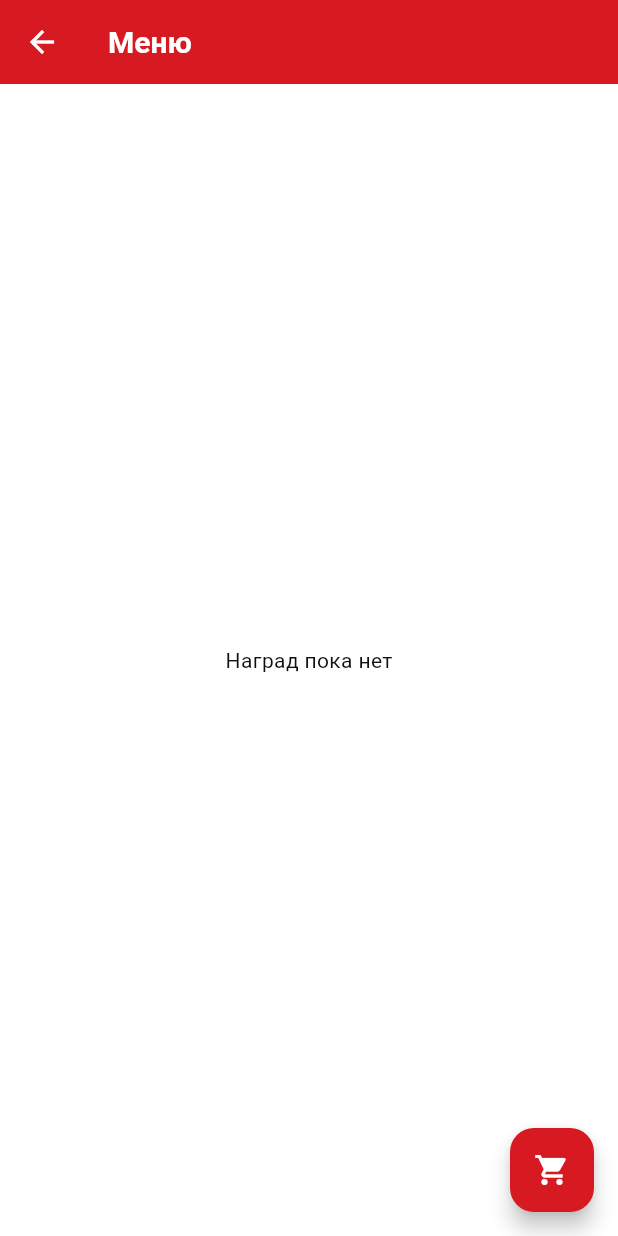
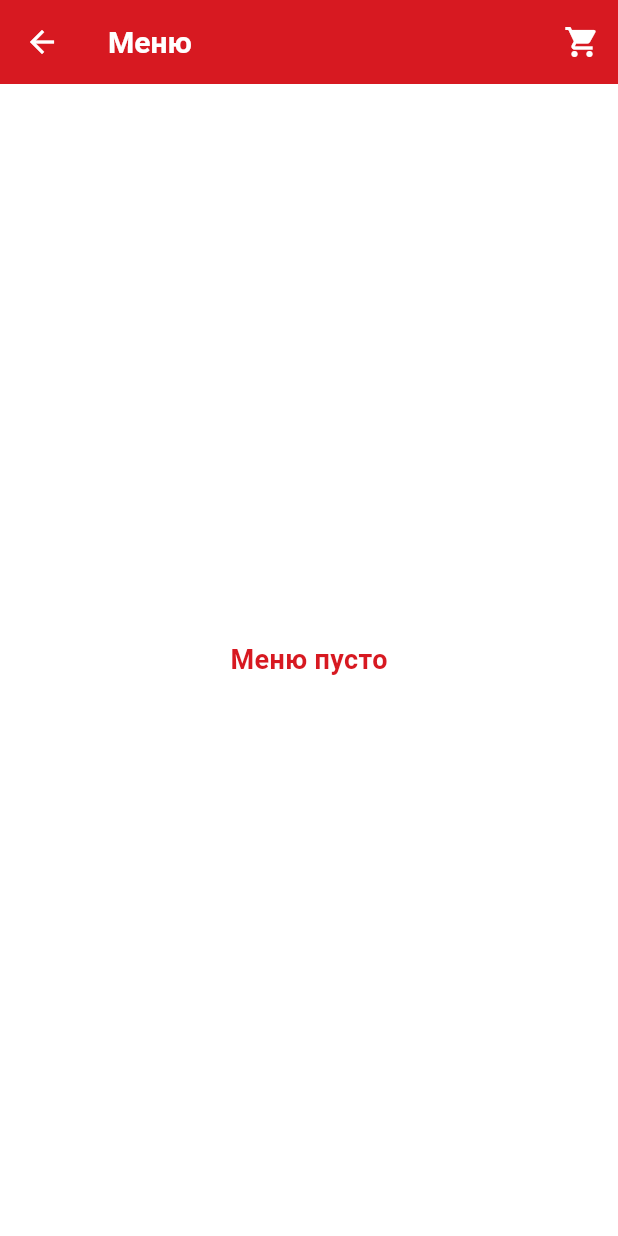
Before and after one commit to Aidarde/DipProject, a Flutter app: the screen it shows once a user with an empty profile is signed in, after a tap on "Смотреть всё меню", on a phone screen of 412 x 824 dp. Run offline on Flutter 3.47's test engine with Material 3 defaults, Android fonts, the phone set to English and light mode, and no system bars; our stand-ins replace cached_network_image, cloud_firestore, firebase_auth, firebase_core, firebase_messaging, flutter_local_notifications and 2 more; accounts and stored records are empty; generated files the repository leaves out were written again; network calls fail.

Commit message:
правка2

```diff
--- a/lib/l10n/intl_ky.arb
+++ b/lib/l10n/intl_ky.arb
@@ -112,5 +112,8 @@
   "save":     "Сактоо",
   "noEmail":  "Email жок",
 
+  "menuEmpty":   "Себет бош",
+  "addToCart":   "себетке кошуу",
+
   "som": "сом"
 }
--- a/lib/l10n/intl_ru.arb
+++ b/lib/l10n/intl_ru.arb
@@ -112,5 +112,8 @@
   "save":     "Сохранить",
   "noEmail":  "Нет адреса почты",
 
+  "menuEmpty":   "Меню пусто",
+  "addToCart":   "В корзину",
+
   "som": "сом"
 }
--- a/lib/providers/user_provider.dart
+++ b/lib/providers/user_provider.dart
@@ -33,6 +33,8 @@ class UserProvider with ChangeNotifier {
       debugPrint('UserProvider.loadUser error: $e\n$st');
     } finally {
       _isLoading = false;
+      Future.microtask(notifyListeners);
+
       notifyListeners();
     }
   }
--- a/lib/screens/login_screen.dart
+++ b/lib/screens/login_screen.dart
@@ -1,7 +1,9 @@
 // lib/screens/login_screen.dart
+
 import 'package:flutter/material.dart';
 import 'package:provider/provider.dart';
 import 'package:firebase_auth/firebase_auth.dart';
+
 import '../services/auth_service.dart';
 import '../providers/user_provider.dart';
 import '../l10n/l10n_ext.dart';
@@ -28,12 +30,15 @@ class _LoginScreenState extends State<LoginScreen> {
       _loading = true;
     });
     try {
-      final user = await AuthService.signInWithEmail(
+      final credential = await AuthService.signInWithEmail(
         _email.text.trim(),
         _pass.text.trim(),
       );
-      if (user != null) {
-        await _openByRole(user.uid);
+      final uid = credential?.user?.uid;
+      if (uid != null) {
+        await _openByRole(uid);
+      } else {
+        setState(() => _err = context.l10n.unexpectedError);
       }
     } on FirebaseAuthException catch (e) {
       setState(() => _err = e.message);
@@ -50,9 +55,12 @@ class _LoginScreenState extends State<LoginScreen> {
       _loading = true;
     });
     try {
-      final user = await AuthService.signInWithGoogle();
-      if (user != null) {
-        await _openByRole(user.uid);
+      final credential = await AuthService.signInWithGoogle();
+      final uid = credential?.user?.uid;
+      if (uid != null) {
+        await _openByRole(uid);
+      } else {
+        setState(() => _err = context.l10n.unexpectedError);
       }
     } catch (e) {
       setState(() => _err = e.toString());
@@ -62,9 +70,9 @@ class _LoginScreenState extends State<LoginScreen> {
   }
 
   Future<void> _openByRole(String uid) async {
-    // загрузим профиль и FCM-токен
+    // Загружаем профиль и FCM-токен
     await context.read<UserProvider>().loadUser(uid);
-    // возвращаемся на корень — AuthWrapper сам выберет Admin или Main
+    // Возвращаемся на корневой маршрут — AuthWrapper сам разберёт роль
     if (!mounted) return;
     Navigator.pushNamedAndRemoveUntil(context, '/', (_) => false);
   }
--- a/lib/screens/menu_screen.dart
+++ b/lib/screens/menu_screen.dart
@@ -1,39 +1,19 @@
 // lib/screens/menu_screen.dart
-import 'package:cached_network_image/cached_network_image.dart';
 import 'package:cloud_firestore/cloud_firestore.dart';
 import 'package:flutter/material.dart';
 import 'package:provider/provider.dart';
 
 import '../providers/cart_provider.dart';
-import '../utils/google_drive_link.dart';
 import '../l10n/l10n_ext.dart';
 import '../theme/app_styles.dart';
 import '../theme/app_colors.dart';
+import '../utils/network_image.dart';
+import '../utils/google_drive_link.dart';
 import 'cart_screen.dart';
 
-class MenuScreen extends StatefulWidget {
+class MenuScreen extends StatelessWidget {
   final String branchName;
   const MenuScreen({Key? key, required this.branchName}) : super(key: key);
-
-  @override
-  State<MenuScreen> createState() => _MenuScreenState();
-}
-
-class _MenuScreenState extends State<MenuScreen> {
-  @override
-  void initState() {
-    super.initState();
-    // Prefetch всех картинок меню (делается один раз)
-    FirebaseFirestore.instance.collection('menu').get().then((snap) {
-      for (var d in snap.docs) {
-        final raw = d['image'] as String? ?? '';
-        final url = raw.toDriveDirect();
-        if (url.startsWith('http')) {
-          precacheImage(CachedNetworkImageProvider(url), context);
-        }
-      }
-    });
-  }
 
   @override
   Widget build(BuildContext context) {
@@ -41,57 +21,78 @@ class _MenuScreenState extends State<MenuScreen> {
 
     return Scaffold(
       appBar: AppBar(
+        backgroundColor: AppColors.red,
         title: Text(context.l10n.menuTitle, style: AppStyles.appBarTitle),
-        backgroundColor: AppColors.red,
+        actions: [
+          IconButton(
+            icon: const Icon(Icons.shopping_cart),
+            onPressed: () {
+              Navigator.push(
+                context,
+                MaterialPageRoute(builder: (_) => const CartScreen()),
+              );
+            },
+          ),
+        ],
       ),
       body: StreamBuilder<QuerySnapshot<Map<String, dynamic>>>(
-        stream: FirebaseFirestore.instance.collection('menu').orderBy('name').snapshots(),
+        stream: FirebaseFirestore.instance
+            .collection('menu')
+            .orderBy('basePrice')
+            .snapshots(),
         builder: (ctx, snap) {
-          if (!snap.hasData) {
+          if (snap.connectionState == ConnectionState.waiting) {
             return const Center(child: CircularProgressIndicator());
           }
-          final docs = snap.data!.docs;
+          if (snap.hasError) {
+            return Center(
+              child: Text(
+                context.l10n.errorLoading('${snap.error}'),
+                style: AppStyles.errorText,
+              ),
+            );
+          }
+
+          final docs = snap.data?.docs ?? [];
           if (docs.isEmpty) {
-            return Center(child: Text(context.l10n.noRewardsYet));
+            return Center(
+              child: Text(context.l10n.menuEmpty, style: AppStyles.cardPrice),
+            );
           }
+
           return ListView.builder(
             padding: const EdgeInsets.all(16),
             itemCount: docs.length,
             itemBuilder: (_, i) {
-              final data = docs[i].data();
-              final name  = data['name'] as String? ?? '';
-              final price = (data['basePrice'] as num?)?.round() ?? 0;
-              final raw   = data['image'] as String? ?? '';
-              final url   = raw.toDriveDirect();
+              final data     = docs[i].data();
+              final name     = data['name']      as String? ?? '-';
+              final rawPrice = data['basePrice'] as num?    ?? 0;
+              final price    = rawPrice.round();
+              final rawImage = data['image']     as String? ?? '';
+              final imageUrl = rawImage.toDriveDirect();
 
-              final pic = raw.startsWith('http')
-                  ? CachedNetworkImage(
-                imageUrl: url,
-                placeholder: (_, __) =>
-                    Image.asset('assets/placeholder.png', width: 56, height: 56, fit: BoxFit.cover),
-                errorWidget: (_, __, ___) =>
-                const Icon(Icons.broken_image, size: 56),
-                width: 56,
-                height: 56,
-                fit: BoxFit.cover,
-              )
-                  : Image.asset(raw, width: 56, height: 56, fit: BoxFit.cover);
-
-              return Card(
-                shape: RoundedRectangleBorder(borderRadius: BorderRadius.circular(16)),
-                elevation: 3,
-                margin: const EdgeInsets.only(bottom: 16),
+              return Container(
+                margin: const EdgeInsets.only(bottom: 12),
+                decoration: BoxDecoration(
+                  color: Theme.of(context).colorScheme.surface,
+                  borderRadius: BorderRadius.circular(12),
+                  boxShadow: [BoxShadow(color: Colors.black.withOpacity(.05), blurRadius: 6)],
+                ),
                 child: ListTile(
-                  contentPadding: const EdgeInsets.all(12),
-                  leading: ClipRRect(borderRadius: BorderRadius.circular(8), child: pic),
+                  contentPadding: const EdgeInsets.symmetric(vertical: 8, horizontal: 16),
+                  leading: ClipRRect(
+                    borderRadius: BorderRadius.circular(8),
+                    child: networkImage(imageUrl, width: 56, height: 56),
+                  ),
                   title: Text(name, style: AppStyles.cardTitle),
                   subtitle: Text('$price ${context.l10n.som}', style: AppStyles.cardPrice),
                   trailing: IconButton(
-                    icon: const Icon(Icons.add_shopping_cart),
+                    icon: const Icon(Icons.add_shopping_cart, color: AppColors.red),
                     onPressed: () {
-                      cart.addItem(name: name, price: price, image: url);
-                      ScaffoldMessenger.of(context)
-                          .showSnackBar(SnackBar(content: Text(context.l10n.addedToCart(name))));
+                      cart.addItem(name: name, price: price, image: imageUrl);
+                      ScaffoldMessenger.of(context).showSnackBar(
+                        SnackBar(content: Text(context.l10n.addedToCart(name))),
+                      );
                     },
                   ),
                 ),
@@ -100,11 +101,6 @@ class _MenuScreenState extends State<MenuScreen> {
           );
         },
       ),
-      floatingActionButton: FloatingActionButton(
-        backgroundColor: AppColors.red,
-        onPressed: () => Navigator.push(context, MaterialPageRoute(builder: (_) => const CartScreen())),
-        child: const Icon(Icons.shopping_cart),
-      ),
     );
   }
 }
--- a/lib/services/auth_service.dart
+++ b/lib/services/auth_service.dart
@@ -1,36 +1,48 @@
 // lib/services/auth_service.dart
+
+import 'package:flutter/foundation.dart';
 import 'package:firebase_auth/firebase_auth.dart';
 import 'package:google_sign_in/google_sign_in.dart';
 
 class AuthService {
-  static FirebaseAuth _auth = FirebaseAuth.instance;
-
-  // Google Sign-In
-  static Future<User?> signInWithGoogle() async {
-    final googleUser = await GoogleSignIn().signIn();
-    if (googleUser == null) return null;
-    final googleAuth = await googleUser.authentication;
-    final cred = GoogleAuthProvider.credential(
-      accessToken: googleAuth.accessToken,
-      idToken: googleAuth.idToken,
-    );
-    return (await _auth.signInWithCredential(cred)).user;
+  /// Войти по email+пароль
+  static Future<UserCredential?> signInWithEmail(
+      String email, String password) {
+    return FirebaseAuth.instance
+        .signInWithEmailAndPassword(email: email, password: password);
   }
 
-  // Email/Password регистрация
-  static Future<User?> registerWithEmail(String email, String pass) async {
-    final cred = await _auth.createUserWithEmailAndPassword(email: email, password: pass);
-    return cred.user;
+  /// Зарегистрироваться по email+пароль
+  static Future<UserCredential?> registerWithEmail(
+      String email, String password) {
+    return FirebaseAuth.instance
+        .createUserWithEmailAndPassword(email: email, password: password);
   }
 
-  // Email/Password вход
-  static Future<User?> signInWithEmail(String email, String pass) async {
-    final cred = await _auth.signInWithEmailAndPassword(email: email, password: pass);
-    return cred.user;
+  /// Войти через Google (Web: popup, Mobile: GoogleSignIn)
+  static Future<UserCredential?> signInWithGoogle() async {
+    if (kIsWeb) {
+      // для web используем popup
+      final provider = GoogleAuthProvider();
+      return await FirebaseAuth.instance.signInWithPopup(provider);
+    } else {
+      // для мобильных — через google_sign_in плагин
+      final googleUser = await GoogleSignIn().signIn();
+      if (googleUser == null) return null; // пользователь отменил вход
+      final googleAuth = await googleUser.authentication;
+      final credential = GoogleAuthProvider.credential(
+        accessToken: googleAuth.accessToken,
+        idToken: googleAuth.idToken,
+      );
+      return await FirebaseAuth.instance.signInWithCredential(credential);
+    }
   }
 
+  /// Выйти (и из FirebaseAuth, и из GoogleSignIn на мобильных)
   static Future<void> signOut() async {
-    await _auth.signOut();
-    await GoogleSignIn().signOut();
+    await FirebaseAuth.instance.signOut();
+    if (!kIsWeb) {
+      await GoogleSignIn().signOut();
+    }
   }
 }
--- a/lib/services/fcm_service.dart
+++ b/lib/services/fcm_service.dart
@@ -1,37 +1,38 @@
 // lib/services/fcm_service.dart
-
 import 'package:cloud_firestore/cloud_firestore.dart';
 import 'package:firebase_messaging/firebase_messaging.dart';
+import 'package:flutter/material.dart';
+import 'package:flutter/foundation.dart' show kIsWeb;
 import 'package:flutter_local_notifications/flutter_local_notifications.dart';
-import 'package:flutter/material.dart';
 
-/// Глобальный ключ навигации для пушей
-final GlobalKey<NavigatorState> navigatorKey = GlobalKey<NavigatorState>();
+/// Ключ для навигации из пуш-уведомлений
+final navigatorKey = GlobalKey<NavigatorState>();
 
 class FCMService {
-  static final _messaging          = FirebaseMessaging.instance;
-  static final _localNotifications = FlutterLocalNotificationsPlugin();
+  static final _messaging = FirebaseMessaging.instance;
+  static final _local = FlutterLocalNotificationsPlugin();
 
+  // android-канал (mobile-only)
   static const _channel = AndroidNotificationChannel(
     'orders',
     'Order Notifications',
+    importance: Importance.high,
     description: 'Уведомления о готовности заказа',
-    importance: Importance.high,
   );
 
-  /// Инициализация FCM и локальных уведомлений
+  /// Вызываем в main() ДО runApp()
   static Future<void> init() async {
-    // Запрос разрешений (особенно для iOS)
     await _messaging.requestPermission();
 
-    // Настройка flutter_local_notifications
+    // локальные уведомления нужны только на мобильных
+    if (!kIsWeb) {
       const initSettings = InitializationSettings(
         android: AndroidInitializationSettings('@mipmap/ic_launcher'),
-      iOS:    DarwinInitializationSettings(),
+        iOS: DarwinInitializationSettings(),
       );
-    await _localNotifications.initialize(
+      await _local.initialize(
         initSettings,
-      onDidReceiveNotificationResponse: (NotificationResponse resp) {
+        onDidReceiveNotificationResponse: (resp) {
           final orderId = resp.payload;
           if (orderId != null) {
             navigatorKey.currentState
@@ -39,18 +40,18 @@ class FCMService {
           }
         },
       );
-
-    // Создание канала для Android
-    await _localNotifications
+      await _local
           .resolvePlatformSpecificImplementation<
           AndroidFlutterLocalNotificationsPlugin>()
           ?.createNotificationChannel(_channel);
+    }
 
-    // Обработка пушей в foreground
-    FirebaseMessaging.onMessage.listen((RemoteMessage msg) {
+    // foreground-push
+    FirebaseMessaging.onMessage.listen((msg) {
       final n = msg.notification;
       if (n == null) return;
-      _localNotifications.show(
+      if (!kIsWeb) {
+        _local.show(
           n.hashCode,
           n.title,
           n.body,
@@ -64,10 +65,11 @@ class FCMService {
           ),
           payload: msg.data['orderId'],
         );
+      }
     });
 
-    // Обработка клика по пушу, когда приложение в фоне
-    FirebaseMessaging.onMessageOpenedApp.listen((RemoteMessage msg) {
+    // push при открытом / фоне
+    FirebaseMessaging.onMessageOpenedApp.listen((msg) {
       final orderId = msg.data['orderId'];
       if (orderId != null) {
         navigatorKey.currentState
@@ -76,33 +78,29 @@ class FCMService {
     });
   }
 
-  /// Получить текущий FCM-токен
+  /// —--- helpers для Firestore ---—
   static Future<String?> getToken() => _messaging.getToken();
 
-  /// Сохранить токен в Firestore: users/{uid}.fcmToken
   static Future<void> saveTokenToFirestore(String uid) async {
     final token = await getToken();
     if (token == null) return;
     final doc = FirebaseFirestore.instance.collection('users').doc(uid);
     await doc.set({
-      'fcmToken':     token,
+      'fcmToken': token,
       'tokenUpdated': FieldValue.serverTimestamp(),
     }, SetOptions(merge: true));
 
-    FirebaseMessaging.instance.onTokenRefresh.listen((newToken) {
+    _messaging.onTokenRefresh.listen((newTok) {
       doc.update({
-        'fcmToken':     newToken,
+        'fcmToken': newTok,
         'tokenUpdated': FieldValue.serverTimestamp(),
       });
     });
   }
 
-  /// Удалить токен из Firestore
-  static Future<void> deleteToken(String uid) async {
-    final doc = FirebaseFirestore.instance.collection('users').doc(uid);
-    await doc.update({
-      'fcmToken':     FieldValue.delete(),
+  static Future<void> deleteToken(String uid) async =>
+      FirebaseFirestore.instance.collection('users').doc(uid).update({
+        'fcmToken': FieldValue.delete(),
         'tokenUpdated': FieldValue.delete(),
       });
 }
-}
```
Also changed, not shown: lib/utils/cache_image.dart (added, +8 -0 lines), lib/utils/network_image.dart (added, +25 -0 lines). Lines whose indentation alone changed are shown as unchanged.
